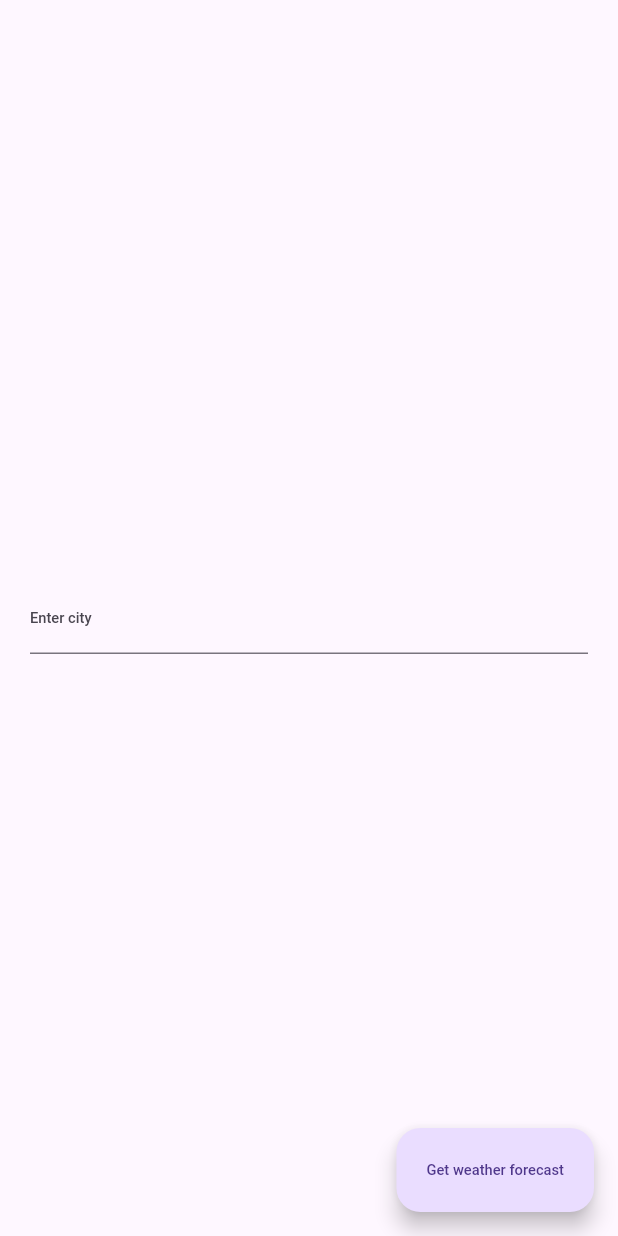
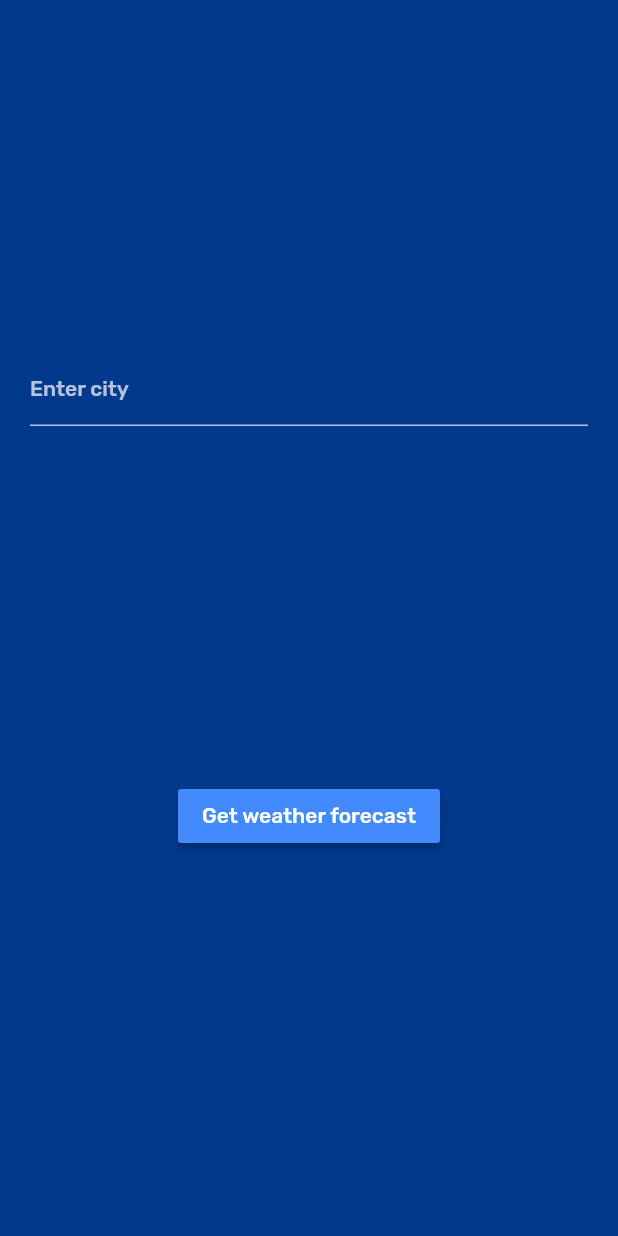
Before and after one commit to eeeedgar/friflex_intro, a Flutter app: the screen it shows after launch, after a tap on "Get weather forecast", after a tap on "Choose city", on a phone screen of 412 x 824 dp. Run offline on Flutter 3.47's test engine with Material 2 defaults, Android fonts, the phone set to English and light mode, and no system bars; our stand-ins replace bloc, connectivity_plus, equatable, flutter_bloc, flutter_dotenv, google_fonts and 1 more; missing offline and left inert: swipeable_page_route; network calls fail.

Commit message:
make app prettier

```diff
--- a/lib/app.dart
+++ b/lib/app.dart
@@ -1,5 +1,6 @@
 import 'package:flutter/material.dart';
 import 'package:flutter_bloc/flutter_bloc.dart';
+import 'package:google_fonts/google_fonts.dart';
 
 import 'bloc/city/city_bloc.dart';
 import 'bloc/network/network_bloc.dart';
@@ -33,9 +34,9 @@ class _FliflexIntroAppState extends State<FliflexIntroApp> {
         debugShowCheckedModeBanner: false,
         theme: ThemeData(
           useMaterial3: true,
-          textTheme: Theme.of(context).textTheme.apply(
-                fontSizeFactor: 0.7,
-              ),
+          textTheme: GoogleFonts.rubikTextTheme(
+            Theme.of(context).textTheme,
+          ).apply(bodyColor: Colors.white),
         ),
         home: BlocBuilder<CityBloc, CityState>(
           builder: (context, state) {
--- a/lib/ui/pages/current_weather_page.dart
+++ b/lib/ui/pages/current_weather_page.dart
@@ -1,12 +1,12 @@
 import 'package:flutter/material.dart';
 import 'package:flutter_bloc/flutter_bloc.dart';
 import 'package:friflex_intro/ui/pages/weather_for_several_days_page.dart';
-import 'package:friflex_intro/util/helper.dart';
 import 'package:swipeable_page_route/swipeable_page_route.dart';
 
 import '../../bloc/city/city_bloc.dart';
 import '../../bloc/network/network_bloc.dart';
 import '../../bloc/weather/weather_bloc.dart';
+import '../../util/app_colors.dart';
 import '../../util/converter.dart';
 
 class CurrentWeatherPage extends StatefulWidget {
@@ -22,6 +22,7 @@ class _CurrentWeatherPageState extends State<CurrentWeatherPage> {
   @override
   Widget build(BuildContext context) {
     return Scaffold(
+      backgroundColor: AppColors.blue,
       appBar: _appBar(),
       body: BlocListener<NetworkBloc, NetworkState>(
         listener: (context, state) {
@@ -40,7 +41,7 @@ class _CurrentWeatherPageState extends State<CurrentWeatherPage> {
               return Column(
                 children: [
                   Text(
-                    'Weather forecast for ${Converter.epochToTimeHHMM((context.read<WeatherBloc>().state as WeatherSuccess).weather.first.timestamp)}',
+                    'Weather forecast for ${Converter.epochToTimeHHMM(state.weather.first.timestamp)}',
                   ),
                   Row(
                     mainAxisAlignment: MainAxisAlignment.center,
@@ -58,12 +59,8 @@ class _CurrentWeatherPageState extends State<CurrentWeatherPage> {
                         crossAxisAlignment: CrossAxisAlignment.start,
                         children: [
                           Text(
-                            (Converter.kelvinToCelsius((context
-                                    .read<WeatherBloc>()
-                                    .state as WeatherSuccess)
-                                .weather
-                                .first
-                                .temperature)),
+                            (Converter.kelvinToCelsius(
+                                state.weather.first.temperature)),
                             style: const TextStyle(fontWeight: FontWeight.bold),
                           ),
                           Text(
@@ -73,38 +70,71 @@ class _CurrentWeatherPageState extends State<CurrentWeatherPage> {
                       ),
                     ],
                   ),
+                  Padding(
+                    padding: const EdgeInsets.only(bottom: 40),
+                    child: Text(
+                      state.weather.first.main,
+                      style: const TextStyle(
+                          fontSize: 25, fontWeight: FontWeight.w500),
+                    ),
+                  ),
+                  Row(
+                    mainAxisAlignment: MainAxisAlignment.spaceEvenly,
+                    children: [
+                      Column(
+                        crossAxisAlignment: CrossAxisAlignment.start,
+                        children: const [
+                          Text('Pressure'),
+                          Text('Humidity'),
+                          Text('Wind'),
+                        ],
+                      ),
+                      Column(
+                        crossAxisAlignment: CrossAxisAlignment.start,
+                        children: [
+                          Text(Converter.pressureToMmgh(
+                              state.weather.first.pressure)),
                           Text(
-                      'Pressure: ${Converter.pressureToMmgh((context.read<WeatherBloc>().state as WeatherSuccess).weather.first.pressure)}'),
-                  Text(
-                      'Humidity: ${Converter.humidity((context.read<WeatherBloc>().state as WeatherSuccess).weather.first.humidity)}'),
+                              Converter.humidity(state.weather.first.humidity)),
                           Row(
-                    mainAxisAlignment: MainAxisAlignment.center,
                             children: [
                               Text(
-                          'Wind: ${Converter.windSpeed((context.read<WeatherBloc>().state as WeatherSuccess).weather.first.windSpeed)}'),
-                      Transform.rotate(
-                          angle: Converter.windArrowAngle((context
-                                  .read<WeatherBloc>()
-                                  .state as WeatherSuccess)
-                              .weather
-                              .first
-                              .windDegree),
-                          child: const Icon(Icons.arrow_right_alt_rounded)),
+                                Converter.windSpeed(
+                                  state.weather.first.windSpeed,
+                                ),
+                              ),
+                              Converter.windArrow(
+                                state.weather.first.windDegree,
+                              ),
+                            ],
+                          )
                         ],
                       ),
-                  MaterialButton(
+                    ],
+                  ),
+                  const Spacer(),
+                  Padding(
+                    padding: const EdgeInsets.only(bottom: 40),
+                    child: MaterialButton(
+                      color: Colors.blueAccent,
                       onPressed: () => Navigator.of(context).push(
                         SwipeablePageRoute(
                           builder: (BuildContext context) =>
                               const WeatherForSeveralDaysPage(),
                         ),
                       ),
-                    child: const Text('Forecast for 3 days'),
-                  )
+                      child: const Text('Forecast for 3 days',
+                          style: TextStyle(color: Colors.white)),
+                    ),
+                  ),
                 ],
               );
             } else {
-              return const Center(child: CircularProgressIndicator());
+              return const Center(
+                child: CircularProgressIndicator(
+                  color: Colors.white70,
+                ),
+              );
             }
           },
         ),
@@ -115,20 +145,54 @@ class _CurrentWeatherPageState extends State<CurrentWeatherPage> {
   void _showErrorSnackBar() {
     if (!_errorIsShown) {
       _errorIsShown = true;
-      ScaffoldMessenger.of(context).showSnackBar(Helper.snackBar(context));
+      ScaffoldMessenger.of(context).showSnackBar(
+        SnackBar(
+          shape: ShapeBorder.lerp(null, null, 10),
+          backgroundColor: Colors.white.withOpacity(0.2),
+          behavior: SnackBarBehavior.floating,
+          margin: EdgeInsets.only(
+            bottom: MediaQuery.of(context).size.height / 2,
+            left: 50,
+            right: 50,
+          ),
+          content: const Text(
+            "Error receiving data",
+            textAlign: TextAlign.center,
+            style: TextStyle(
+              fontSize: 20,
+              fontWeight: FontWeight.w500,
+            ),
+          ),
+        ),
+      );
     }
   }
 
   AppBar _appBar() {
     return AppBar(
+      backgroundColor: AppColors.blue,
+      elevation: 0,
       title: Text(
         (context.read<CityBloc>().state as CityFilled).city.name,
-        style: const TextStyle(fontWeight: FontWeight.w500),
+        style: const TextStyle(
+          fontWeight: FontWeight.w500,
+          fontSize: 20,
+          color: Colors.white,
+        ),
       ),
       centerTitle: true,
-      leadingWidth: 100,
+      leadingWidth: 110,
       leading: MaterialButton(
-        child: const Center(child: Text('Choose city')),
+        child: const Center(
+          child: Text(
+            'Choose city',
+            style: TextStyle(
+              fontSize: 12,
+              color: Colors.white,
+              fontWeight: FontWeight.w300,
+            ),
+          ),
+        ),
         onPressed: () {
           context.read<CityBloc>().add(RemoveCity());
         },
--- a/lib/ui/pages/enter_city_page.dart
+++ b/lib/ui/pages/enter_city_page.dart
@@ -5,6 +5,7 @@ import 'package:friflex_intro/bloc/weather/weather_bloc.dart';
 import '../../bloc/city/city_bloc.dart';
 import '../../bloc/network/network_bloc.dart';
 import '../../model/city_model.dart';
+import '../../util/app_colors.dart';
 
 class FillCityPage extends StatefulWidget {
   const FillCityPage({super.key});
@@ -25,35 +26,55 @@ class _FillCityPageState extends State<FillCityPage> {
   @override
   Widget build(BuildContext context) {
     return Scaffold(
-      floatingActionButton: FloatingActionButton.extended(
-        label: const Text('Get weather forecast'),
-        onPressed: () {
-          context.read<CityBloc>().add(
-                FillCity(City(name: _cityNameController.text)),
-              );
-          context.read<WeatherBloc>().add(
-                LoadWeather(city: City(name: _cityNameController.text)),
-              );
-          context.read<NetworkBloc>().add(
-                CheckNetwork(),
-              );
-        },
-      ),
+      backgroundColor: AppColors.blue,
       body: Center(
         child: BlocBuilder<CityBloc, CityState>(
           builder: (context, state) {
             if (state is CityInitial) {
               return const CircularProgressIndicator();
             } // state is CityEmpty
-            return Padding(
+            return Column(
+              mainAxisAlignment: MainAxisAlignment.spaceEvenly,
+              children: [
+                Padding(
                   padding: const EdgeInsets.all(20.0),
                   child: TextFormField(
+                    style: TextStyle(color: Colors.white),
                     controller: _cityNameController,
                     decoration: const InputDecoration(
+                      labelStyle: TextStyle(color: Colors.white70),
                       border: UnderlineInputBorder(),
+                      enabledBorder: UnderlineInputBorder(
+                        borderSide: BorderSide(color: Colors.white70),
+                      ),
+                      focusedBorder: UnderlineInputBorder(
+                        borderSide: BorderSide(color: Colors.white70),
+                      ),
                       labelText: 'Enter city',
                     ),
                   ),
+                ),
+                Padding(
+                  padding: const EdgeInsets.only(bottom: 40),
+                  child: MaterialButton(
+                    color: Colors.blueAccent,
+                    onPressed: () {
+                      context.read<CityBloc>().add(
+                            FillCity(City(name: _cityNameController.text)),
+                          );
+                      context.read<WeatherBloc>().add(
+                            LoadWeather(
+                                city: City(name: _cityNameController.text)),
+                          );
+                      context.read<NetworkBloc>().add(
+                            CheckNetwork(),
+                          );
+                    },
+                    child: const Text('Get weather forecast',
+                        style: TextStyle(color: Colors.white)),
+                  ),
+                )
+              ],
             );
           },
         ),
--- /dev/null
+++ b/lib/util/app_colors.dart
@@ -0,0 +1,5 @@
+import 'package:flutter/material.dart';
+
+class AppColors {
+  static Color blue = const Color.fromRGBO(2, 57, 141, 1);
+}
--- a/lib/util/converter.dart
+++ b/lib/util/converter.dart
@@ -44,7 +44,10 @@ class Converter {
   static Widget windArrow(double angle) {
     return Transform.rotate(
       angle: Converter.windArrowAngle(angle),
-      child: const Icon(Icons.arrow_right_alt_rounded),
+      child: const Icon(
+        Icons.arrow_right_alt_rounded,
+        color: Colors.white,
+      ),
     );
   }
 }
--- a/pubspec.yaml
+++ b/pubspec.yaml
@@ -16,6 +16,7 @@ dependencies:
   http: ^0.13.5
   swipeable_page_route: ^0.3.0
   connectivity_plus: ^3.0.4
+  google_fonts: ^4.0.3
 
 dev_dependencies:
   flutter_test:
```
Also changed, not shown: lib/ui/pages/weather_for_several_days_page.dart (+17 -5 lines), lib/ui/weather/weather_tile.dart (+13 -13 lines), lib/util/helper.dart (+0 -20 lines), pubspec.lock, 1 other file. Lines whose indentation alone changed are shown as unchanged.
